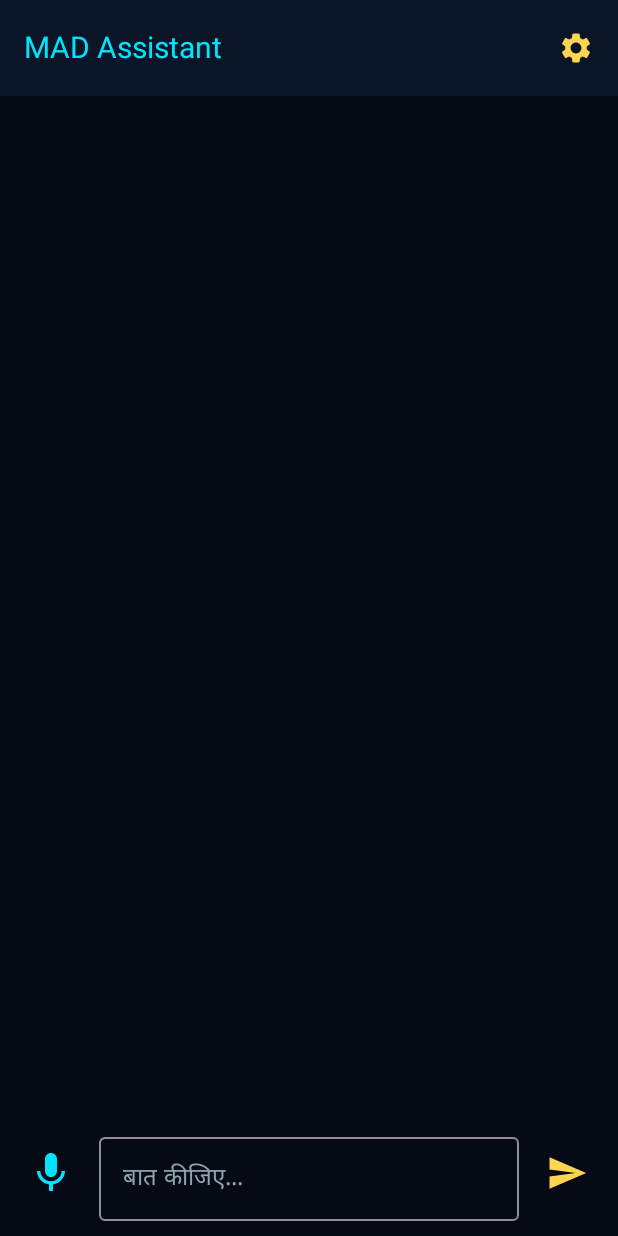
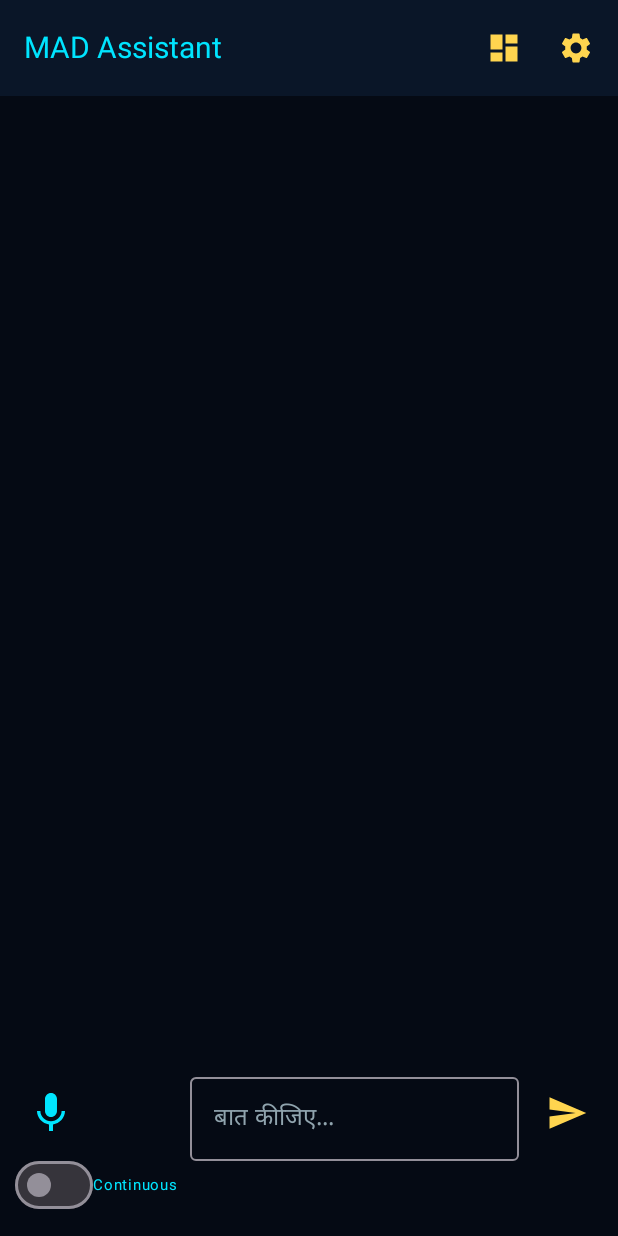
Before and after one commit to sheokandsushil02-lgtm/mad-mind, an Android app built with Jetpack Compose: the screen it shows after launch (MainActivity), on a phone screen of 412 x 824 dp. Run offline under Robolectric (Android 15) with nearby library versions, the phone set to English and light mode, and no system bars; our stand-ins replace Room's generated code.

Commit message:
MainActivity: dashboard navigation, continuous conversation toggle, screen enum nav

```diff
--- a/MAD Assistant/app/src/main/java/com/sushil/madassistant/MainActivity.kt
+++ b/MAD Assistant/app/src/main/java/com/sushil/madassistant/MainActivity.kt
@@ -22,6 +22,7 @@ import androidx.compose.foundation.lazy.LazyColumn
 import androidx.compose.foundation.lazy.items
 import androidx.compose.foundation.lazy.rememberLazyListState
 import androidx.compose.material.icons.Icons
+import androidx.compose.material.icons.filled.Dashboard
 import androidx.compose.material.icons.filled.Mic
 import androidx.compose.material.icons.filled.Send
 import androidx.compose.material.icons.filled.Settings
@@ -30,6 +31,7 @@ import androidx.compose.material3.Icon
 import androidx.compose.material3.IconButton
 import androidx.compose.material3.OutlinedTextField
 import androidx.compose.material3.Scaffold
+import androidx.compose.material3.Switch
 import androidx.compose.material3.Text
 import androidx.compose.material3.TopAppBar
 import androidx.compose.material3.TopAppBarDefaults
@@ -44,6 +46,7 @@ import androidx.compose.ui.Modifier
 import androidx.compose.ui.unit.dp
 import androidx.compose.ui.unit.sp
 import androidx.lifecycle.viewmodel.compose.viewModel
+import com.sushil.madassistant.ui.screens.DashboardScreen
 import com.sushil.madassistant.ui.theme.MadCyan
 import com.sushil.madassistant.ui.theme.MadGold
 import com.sushil.madassistant.ui.theme.MadSurface
@@ -103,15 +106,13 @@ class MainActivity : ComponentActivity() {
                     voiceInputText?.let {
                         vm.sendUserMessage(it, speak = true)
                         voiceInputText = null
-                    }
+    }
                 }
                 MadApp(vm) { startMic ->
                     if (checkSelfPermission(Manifest.permission.RECORD_AUDIO)
                         == PackageManager.PERMISSION_GRANTED) {
                         startMic()
                     } else if (micDeniedOnce) {
-                        // Previously denied: system dialog will not show again on
-                        // Android 11+. Send the user straight to App Settings.
                         Toast.makeText(this,
                             "Settings खुल रहा है — Microphone allow करके वापस आइए।",
                             Toast.LENGTH_LONG).show()
@@ -126,14 +127,24 @@ class MainActivity : ComponentActivity() {
     }
 }
 
+private enum class Screen { Chat, Dashboard, Settings }
+
 @Composable
 fun MadApp(vm: MadViewModel, micLauncher: (() -> Unit) -> Unit) {
-    var showSettings by remember { mutableStateOf(false) }
+    var screen by remember { mutableStateOf(Screen.Chat) }
 
-    if (!showSettings) {
-        ChatScreen(vm = vm, micLauncher = micLauncher, onOpenSettings = { showSettings = true })
-    } else {
-        com.sushil.madassistant.ui.screens.SettingsScreen(vm = vm, onBack = { showSettings = false })
+    when (screen) {
+        Screen.Chat -> ChatScreen(
+            vm = vm,
+            micLauncher = micLauncher,
+            onOpenDashboard = { screen = Screen.Dashboard },
+            onOpenSettings = { screen = Screen.Settings }
+        )
+        Screen.Dashboard -> DashboardScreen(vm = vm, onBack = { screen = Screen.Chat })
+        Screen.Settings -> com.sushil.madassistant.ui.screens.SettingsScreen(
+            vm = vm,
+            onBack = { screen = Screen.Chat }
+        )
     }
 }
 
@@ -142,11 +153,13 @@ fun MadApp(vm: MadViewModel, micLauncher: (() -> Unit) -> Unit) {
 fun ChatScreen(
     vm: MadViewModel,
     micLauncher: (() -> Unit) -> Unit,
+    onOpenDashboard: () -> Unit,
     onOpenSettings: () -> Unit
 ) {
     val messages by vm.chatMessages.collectAsState(initial = emptyList())
     val chatState by vm.chatState.collectAsState()
     var input by remember { mutableStateOf("") }
+    var continuous by remember { mutableStateOf(false) }
     val listState = rememberLazyListState()
 
     LaunchedEffect(messages.size) {
@@ -158,13 +171,14 @@ fun ChatScreen(
             TopAppBar(
                 title = { Text("MAD Assistant", color = MadCyan, fontSize = 20.sp) },
                 actions = {
+                    IconButton(onClick = onOpenDashboard) {
+                        Icon(Icons.Default.Dashboard, "Dashboard", tint = MadGold)
+                    }
                     IconButton(onClick = onOpenSettings) {
                         Icon(Icons.Default.Settings, "Settings", tint = MadGold)
                     }
                 },
-                colors = TopAppBarDefaults.topAppBarColors(
-                    containerColor = MadSurface
-                )
+                colors = TopAppBarColors2()
             )
         }
     ) { padding ->
@@ -208,8 +222,20 @@ fun ChatScreen(
                     .padding(10.dp),
                 horizontalArrangement = Arrangement.spacedBy(8.dp)
             ) {
-                IconButton(onClick = { micLauncher { vm.startVoiceInput() } }) {
-                    Icon(Icons.Default.Mic, "Mic", tint = MadCyan, modifier = Modifier.size(32.dp))
+                Column {
+                    IconButton(onClick = { micLauncher { vm.startVoiceInput() } }) {
+                        Icon(Icons.Default.Mic, "Mic", tint = MadCyan, modifier = Modifier.size(32.dp))
+                    }
+                    Row(verticalAlignment = androidx.compose.ui.Alignment.CenterVertically) {
+                        Switch(
+                            checked = continuous,
+                            onCheckedChange = {
+                                continuous = it
+                                vm.setContinuousMode(it)
+                            }
+                        )
+                        Text("Continuous", color = MadCyan, fontSize = 10.sp)
+                    }
                 }
                 OutlinedTextField(
                     value = input,
@@ -231,3 +257,6 @@ fun ChatScreen(
         }
     }
 }
+
+@Composable
+fun TopAppBarColors2() = TopAppBarDefaults.topAppBarColors(containerColor = MadSurface)
```
